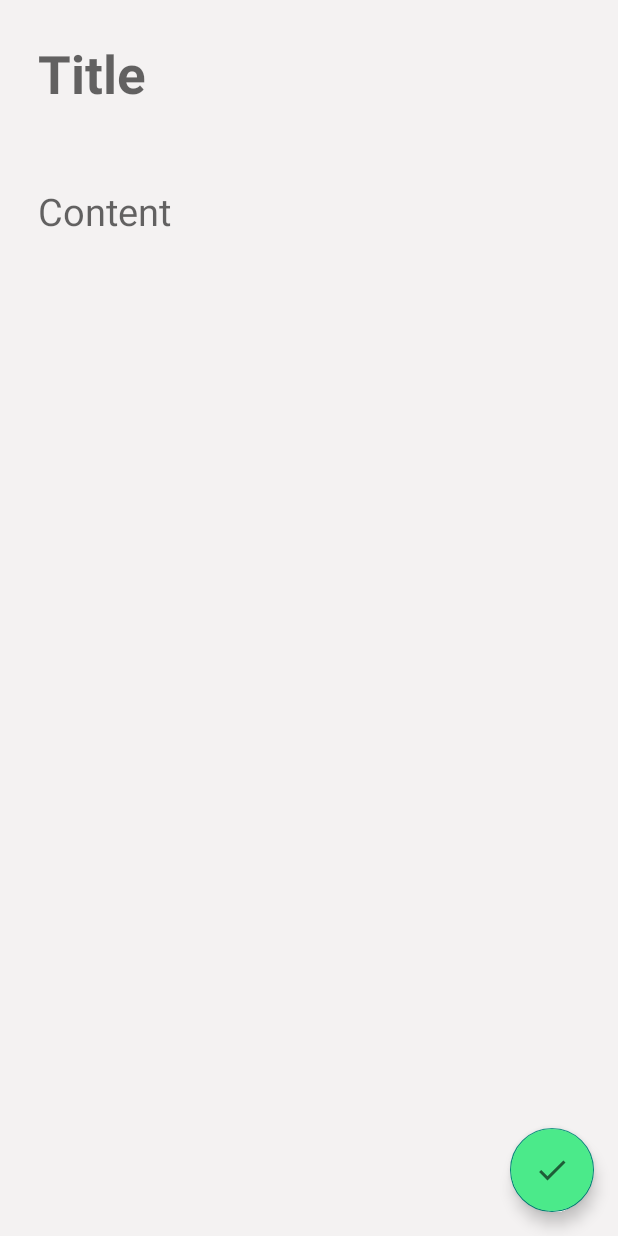
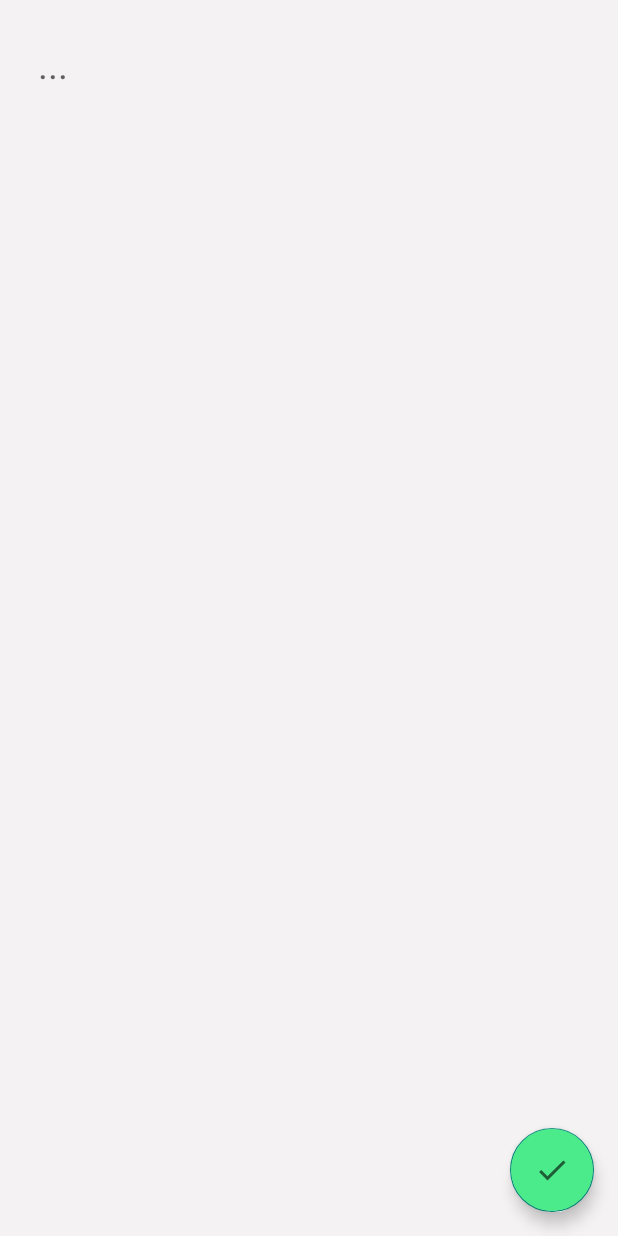
Before and after one commit to Leonid06/note_app_by_leonid_06, an Android app: the SingleNoteFragment screen opened through its navigation route, on a phone screen of 412 x 824 dp. Run offline under Robolectric (Android 15) with nearby library versions, the phone set to English and light mode, and no system bars; our stand-ins replace Dagger/Hilt's generated code.

Commit message:
got rid of title

```diff
--- a/app/src/main/java/com/example/leonidsnotesapplication/presentation/MainActivity.kt
+++ b/app/src/main/java/com/example/leonidsnotesapplication/presentation/MainActivity.kt
@@ -1,7 +1,10 @@
 package com.example.leonidsnotesapplication.presentation
 
+import android.content.Context
+import android.inputmethodservice.InputMethodService
 import androidx.appcompat.app.AppCompatActivity
 import android.os.Bundle
+import android.view.inputmethod.InputMethodManager
 import androidx.navigation.NavController
 import androidx.navigation.findNavController
 import androidx.navigation.fragment.NavHostFragment
@@ -12,14 +15,13 @@ import dagger.hilt.android.AndroidEntryPoint
 class MainActivity : AppCompatActivity() {
     private lateinit var  navController : NavController
     override fun onCreate(savedInstanceState: Bundle?) {
+
         super.onCreate(savedInstanceState)
         setContentView(R.layout.activity_main)
 
         val navHostFragment = supportFragmentManager.findFragmentById(R.id.nav_host_fragment_container) as NavHostFragment
 
         navController = navHostFragment.navController
-
-        supportActionBar?.setDisplayHomeAsUpEnabled(true)
 
     }
 
--- a/app/src/main/java/com/example/leonidsnotesapplication/presentation/single_note_feature/SingleNoteFragment.kt
+++ b/app/src/main/java/com/example/leonidsnotesapplication/presentation/single_note_feature/SingleNoteFragment.kt
@@ -1,5 +1,6 @@
 package com.example.leonidsnotesapplication.presentation.single_note_feature
 
+import android.graphics.Typeface
 import android.os.Bundle
 import androidx.fragment.app.Fragment
 import android.view.LayoutInflater
@@ -37,22 +38,24 @@ class SingleNoteFragment : Fragment() {
         super.onViewCreated(view, savedInstanceState)
 
         val addNoteButton = view.findViewById<FloatingActionButton>(R.id.add_note_button)
-        val noteTitleEditText = view.findViewById<EditText>(R.id.etNoteTitle)
         val noteContentEditText = view.findViewById<EditText>(R.id.etNoteContent)
 
         if(arguments != null){
             isEdit = true
-
-            noteTitleEditText.setText(arguments?.getParcelable<Note>("note")!!.title)
             noteContentEditText.setText(arguments?.getParcelable<Note>("note")!!.content)
-
         }
         addNoteButton.setOnClickListener{
 
 
             val date : String = getDate()
-            val title = noteTitleEditText.text.toString()
+            val title : String
             val content = noteContentEditText.text.toString()
+
+            title = if(content.contains("\n")){
+                content.split("\n")[0]
+            }else{
+                content
+            }
 
             if(isEdit){
 
--- a/app/src/main/res/layout/fragment_single_note.xml
+++ b/app/src/main/res/layout/fragment_single_note.xml
@@ -25,20 +25,6 @@
             app:layout_constraintTop_toTopOf="parent">
 
             <EditText
-                android:id="@+id/etNoteTitle"
-                android:layout_width="match_parent"
-                android:layout_height="wrap_content"
-                android:layout_margin="15dp"
-                android:background="@null"
-                android:hint="@string/title_hint"
-                android:padding="10dp"
-                android:textColor="@color/black"
-                android:textSize="35sp"
-                android:textStyle="bold"
-                app:layout_constraintStart_toStartOf="parent"
-                app:layout_constraintTop_toTopOf="parent" />
-
-            <EditText
                 android:id="@+id/etNoteContent"
                 android:layout_width="match_parent"
                 android:layout_height="wrap_content"
@@ -46,23 +32,17 @@
                 android:layout_marginEnd="15dp"
                 android:layout_marginStart="15dp"
                 android:background="@null"
-                android:hint="@string/content_hint"
                 android:isScrollContainer="true"
                 android:padding="10dp"
                 android:textColor="@color/black"
                 android:textSize="25sp"
                 app:layout_constraintStart_toStartOf="parent"
-                app:layout_constraintTop_toBottomOf="@id/etNoteTitle" />
+                android:hint="@string/content_hint_1"
+                app:layout_constraintTop_toBottomOf="parent" />
 
         </LinearLayout>
 
     </ScrollView>
-
-
-
-
-
-
 
 
     <com.google.android.material.floatingactionbutton.FloatingActionButton
--- a/app/src/main/res/values/strings.xml
+++ b/app/src/main/res/values/strings.xml
@@ -4,4 +4,5 @@
     <string name="hello_blank_fragment">Hello blank fragment</string>
     <string name="title_hint">Title</string>
     <string name="content_hint">Content</string>
+    <string name="content_hint_1">...</string>
 </resources>
```
